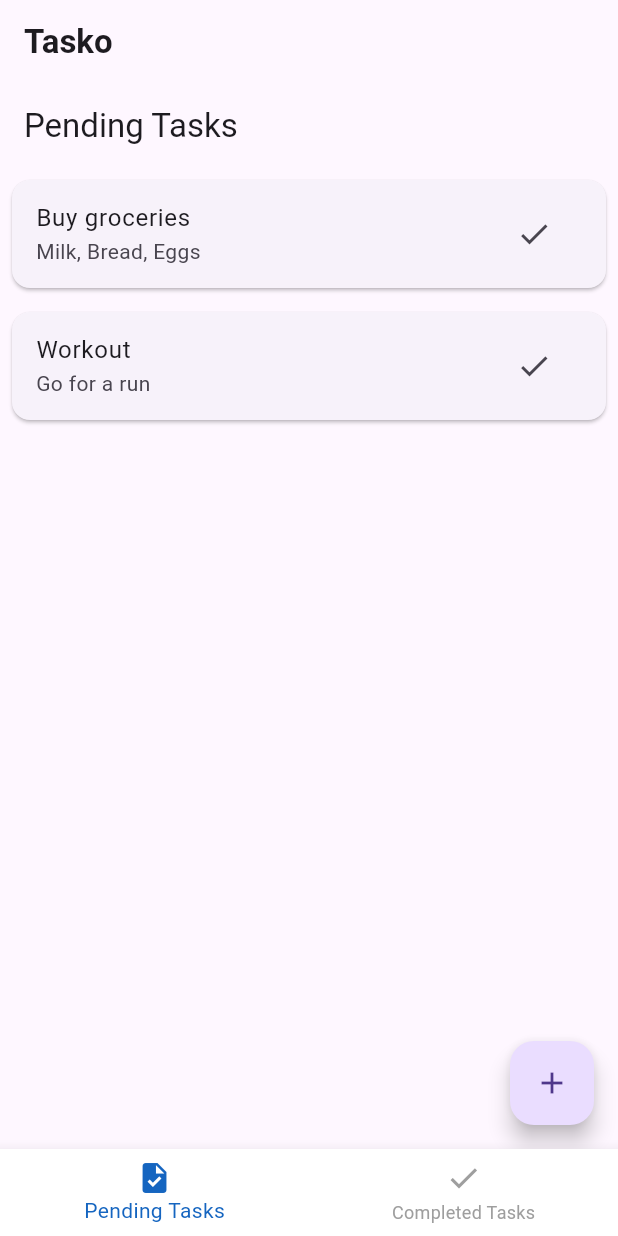
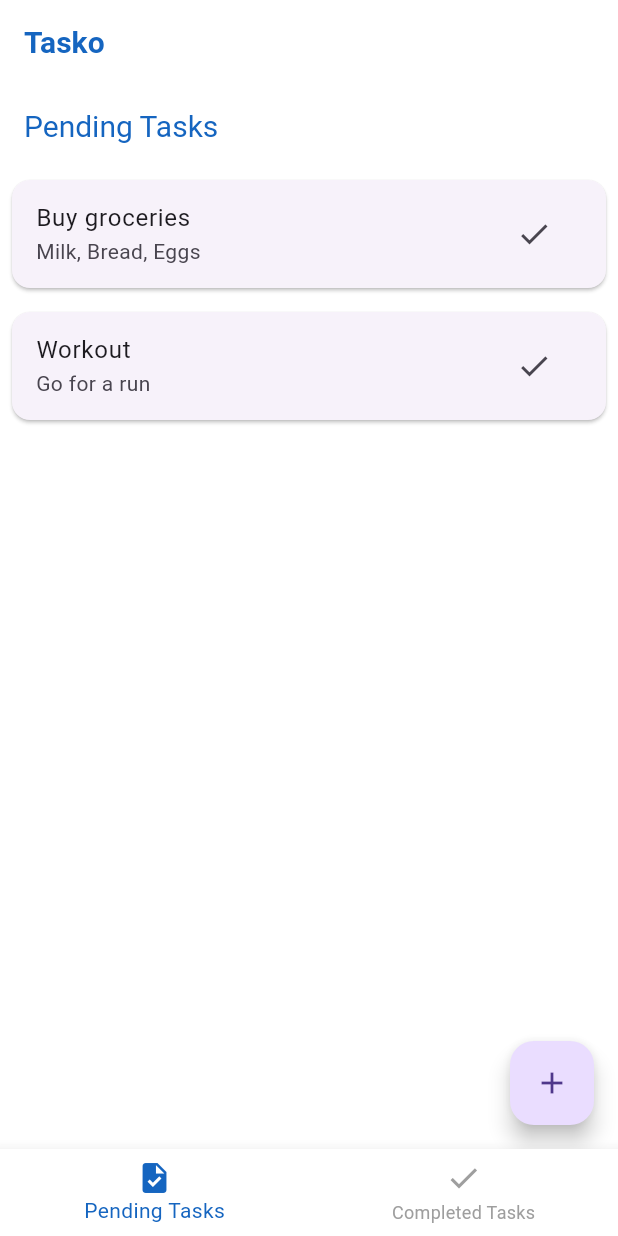
Before and after one commit to KhaledAkel/TODO-App-Flutter, a Flutter app: the screen it shows after launch, on a phone screen of 412 x 824 dp. Run offline on Flutter 3.47's test engine with Material 3 defaults, Android fonts, the phone set to English and light mode, and no system bars.

Commit message:
update the colro main schema

```diff
--- a/lib/main.dart
+++ b/lib/main.dart
@@ -8,14 +8,20 @@
 class ToDo extends StatelessWidget {
   const ToDo({super.key});
 
-  // This widget is the root of your application.
   @override
   Widget build(BuildContext context) {
     return MaterialApp(
       title: 'Tasko',
       debugShowCheckedModeBanner: false,
       theme: ThemeData(
-        primarySwatch: Colors.blue,
+        scaffoldBackgroundColor: Colors.white, // White background for the app
+        appBarTheme: AppBarTheme(
+          backgroundColor: Colors.white, // White background for the AppBar
+          titleTextStyle: TextStyle(
+              color: Colors.blue[800], fontSize: 20), // Dark blue title text
+          iconTheme: IconThemeData(
+              color: Colors.blue[800]), // Dark blue for icons in AppBar
+        ),
       ),
       home: HomePage(),
     );
```
